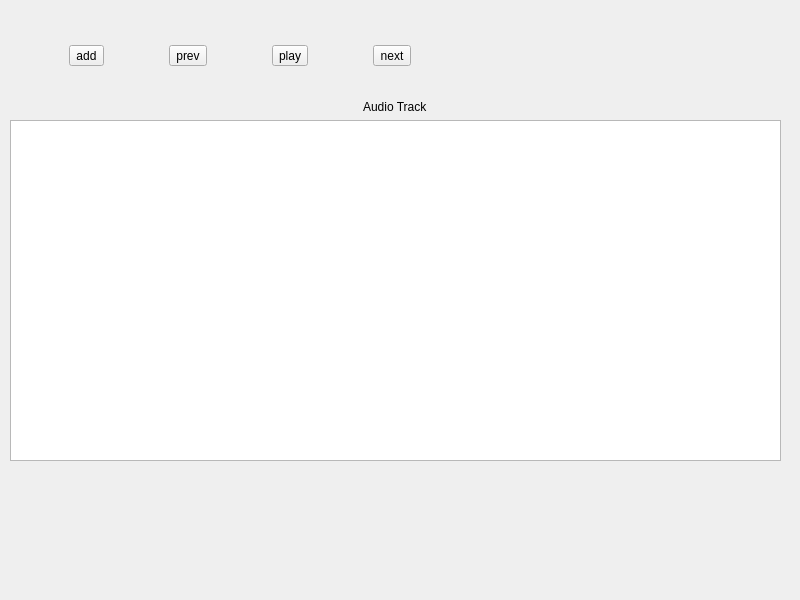
Before: the Qt Designer form widget.ui in kiittyhawk/audioPlayer, drawn with Qt 5.
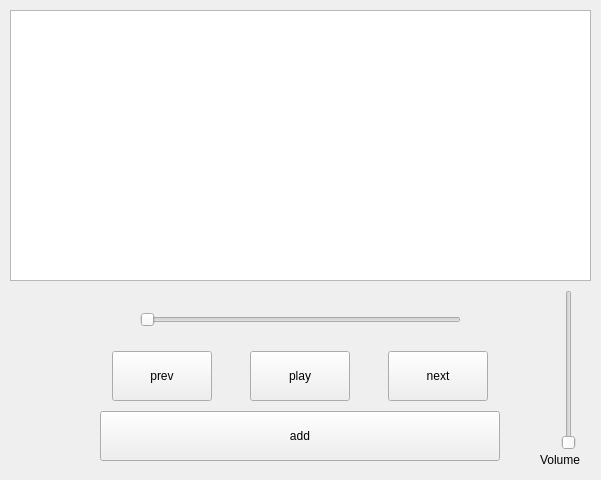
After: the same form once the commit is applied.

Commit message: +volume, +loop

Patch:
```diff
--- a/widget.ui
+++ b/widget.ui
@@ -6,8 +6,8 @@
    <rect>
     <x>0</x>
     <y>0</y>
-    <width>800</width>
-    <height>600</height>
+    <width>601</width>
+    <height>480</height>
    </rect>
   </property>
   <property name="windowTitle">
@@ -16,36 +16,47 @@
   <widget class="QWidget" name="horizontalLayoutWidget">
    <property name="geometry">
     <rect>
-     <x>10</x>
-     <y>20</y>
-     <width>461</width>
-     <height>71</height>
+     <x>80</x>
+     <y>350</y>
+     <width>441</width>
+     <height>52</height>
     </rect>
    </property>
-   <layout class="QHBoxLayout" name="horizontalLayout">
-    <item>
-     <widget class="QToolButton" name="btnAdd">
-      <property name="text">
-       <string>add</string>
-      </property>
-     </widget>
-    </item>
-    <item>
+   <layout class="QGridLayout" name="gridLayout">
+    <item row="0" column="0">
      <widget class="QToolButton" name="btnPrev">
+      <property name="minimumSize">
+       <size>
+        <width>100</width>
+        <height>50</height>
+       </size>
+      </property>
       <property name="text">
        <string>prev</string>
       </property>
      </widget>
     </item>
-    <item>
+    <item row="0" column="1">
      <widget class="QToolButton" name="btnPlay">
+      <property name="minimumSize">
+       <size>
+        <width>100</width>
+        <height>50</height>
+       </size>
+      </property>
       <property name="text">
        <string>play</string>
       </property>
      </widget>
     </item>
-    <item>
+    <item row="0" column="2">
      <widget class="QToolButton" name="btnNext">
+      <property name="minimumSize">
+       <size>
+        <width>100</width>
+        <height>50</height>
+       </size>
+      </property>
       <property name="text">
        <string>next</string>
       </property>
@@ -57,24 +68,81 @@
    <property name="geometry">
     <rect>
      <x>10</x>
-     <y>100</y>
-     <width>771</width>
-     <height>361</height>
+     <y>10</y>
+     <width>581</width>
+     <height>271</height>
     </rect>
    </property>
    <layout class="QVBoxLayout" name="verticalLayout">
-    <item alignment="Qt::AlignHCenter|Qt::AlignTop">
-     <widget class="QLabel" name="currentTrack">
-      <property name="text">
-       <string>Audio Track</string>
-      </property>
-     </widget>
-    </item>
     <item>
      <widget class="QTableView" name="playlistView"/>
     </item>
    </layout>
   </widget>
+  <widget class="QWidget" name="verticalLayoutWidget_2">
+   <property name="geometry">
+    <rect>
+     <x>100</x>
+     <y>410</y>
+     <width>402</width>
+     <height>52</height>
+    </rect>
+   </property>
+   <layout class="QVBoxLayout" name="verticalLayout_2">
+    <item>
+     <widget class="QToolButton" name="btnAdd">
+      <property name="minimumSize">
+       <size>
+        <width>400</width>
+        <height>50</height>
+       </size>
+      </property>
+      <property name="text">
+       <string>add</string>
+      </property>
+     </widget>
+    </item>
+   </layout>
+  </widget>
+  <widget class="QSlider" name="verticalSlider">
+   <property name="geometry">
+    <rect>
+     <x>560</x>
+     <y>290</y>
+     <width>18</width>
+     <height>160</height>
+    </rect>
+   </property>
+   <property name="orientation">
+    <enum>Qt::Vertical</enum>
+   </property>
+  </widget>
+  <widget class="QSlider" name="horizontalSlider">
+   <property name="geometry">
+    <rect>
+     <x>140</x>
+     <y>310</y>
+     <width>321</width>
+     <height>20</height>
+    </rect>
+   </property>
+   <property name="orientation">
+    <enum>Qt::Horizontal</enum>
+   </property>
+  </widget>
+  <widget class="QLabel" name="label">
+   <property name="geometry">
+    <rect>
+     <x>540</x>
+     <y>450</y>
+     <width>63</width>
+     <height>20</height>
+    </rect>
+   </property>
+   <property name="text">
+    <string>Volume</string>
+   </property>
+  </widget>
  </widget>
  <resources/>
  <connections/>
```
The commit also changes 3 other files.
